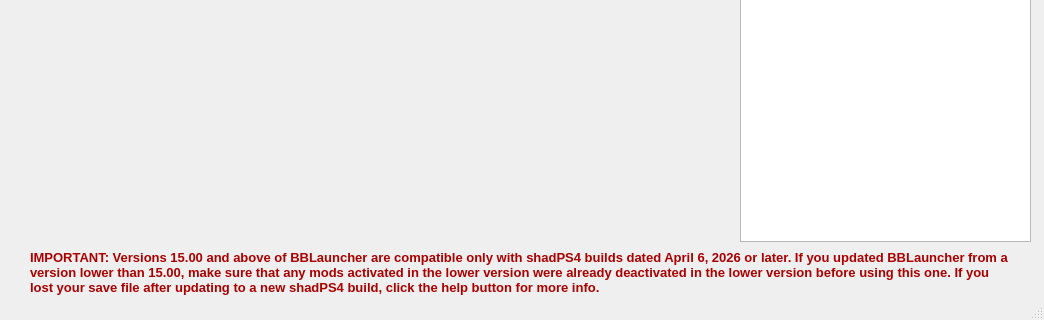
First picture: the form in modules/bblauncher.ui, repository rainmakerv3/BB_Launcher, before the edit; both pictures show x 0 to 1044 and y 409 to 729 of the 1044 by 729 pixel window.
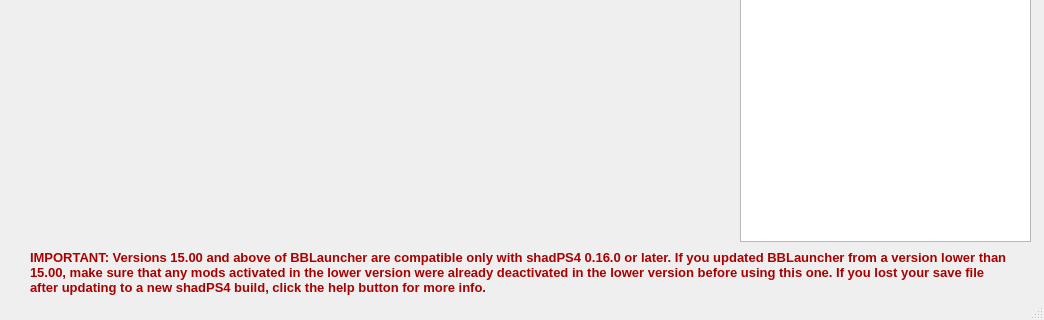
Second picture: the form after the edit.

```diff
--- a/modules/bblauncher.ui
+++ b/modules/bblauncher.ui
@@ -514,7 +514,7 @@
      <string notr="true">color: rgb(170, 0, 0);</string>
     </property>
     <property name="text">
-     <string>IMPORTANT: Versions 15.00 and above of BBLauncher are compatible only with shadPS4 builds dated April 6, 2026 or later. If you updated BBLauncher from a version lower than 15.00, make sure that any mods activated in the lower version were already deactivated in the lower version before using this one. If you lost your save file after updating to a new shadPS4 build, click the help button for more info.</string>
+     <string>IMPORTANT: Versions 15.00 and above of BBLauncher are compatible only with shadPS4 0.16.0 or later. If you updated BBLauncher from a version lower than 15.00, make sure that any mods activated in the lower version were already deactivated in the lower version before using this one. If you lost your save file after updating to a new shadPS4 build, click the help button for more info.</string>
     </property>
     <property name="wordWrap">
      <bool>true</bool>
```
